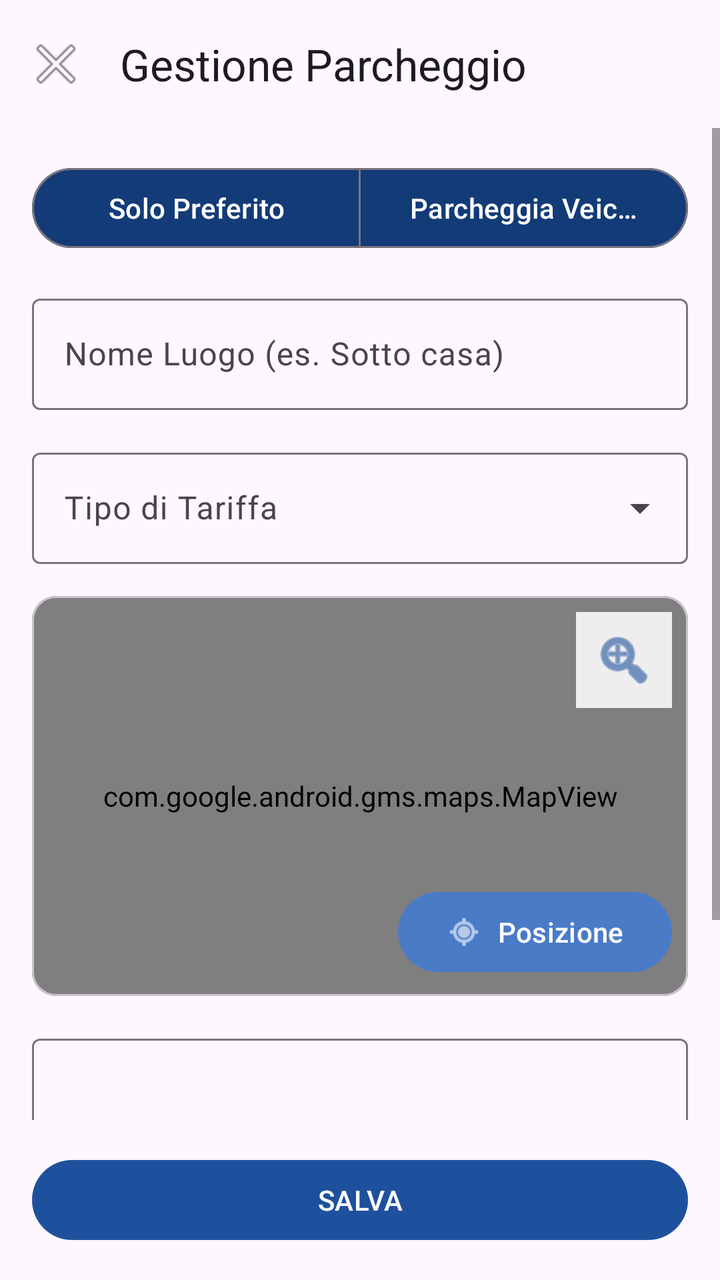
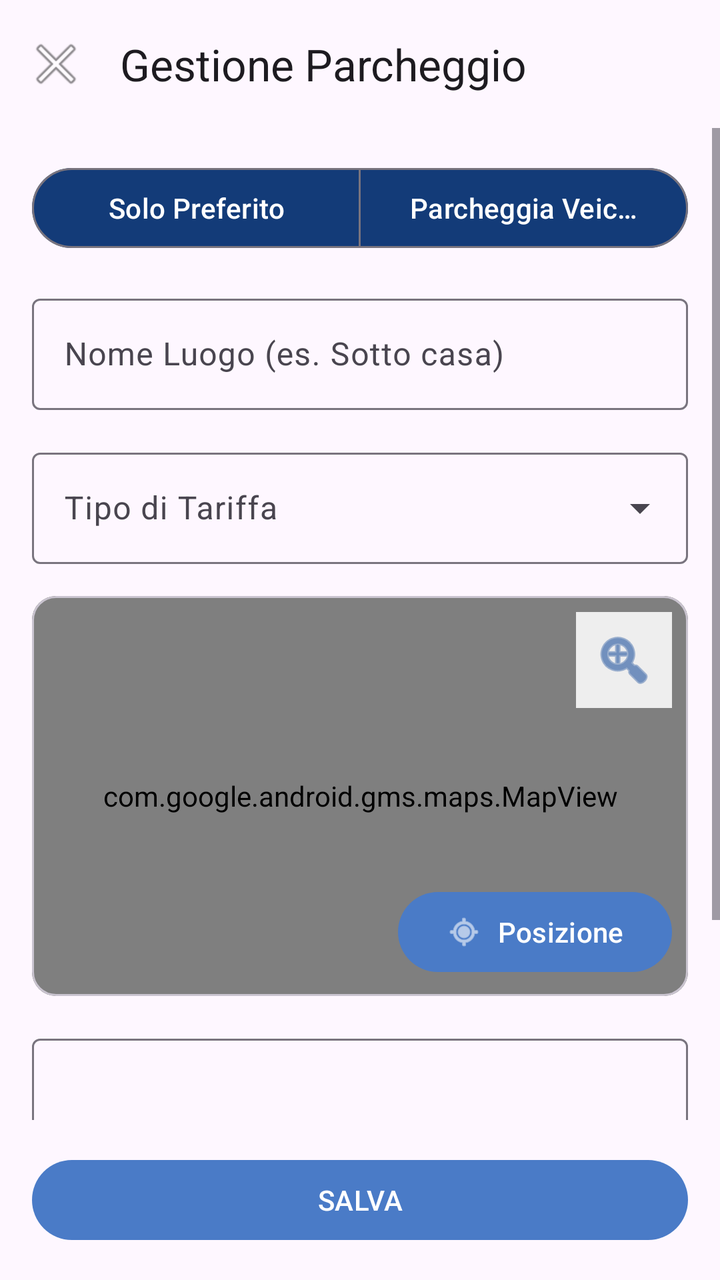

The first picture is an Android layout as it rendered before a commit; the second is the same layout after the commit. The layout source and the unified diff follow.
<!-- AndroidManifest.xml: application theme Theme.ParkingMate -->
<!-- res/layout/fragment_add_parking.xml -->
<?xml version="1.0" encoding="utf-8"?>
<LinearLayout xmlns:android="http://schemas.android.com/apk/res/android"
    xmlns:app="http://schemas.android.com/apk/res-auto"
    android:layout_width="match_parent"
    android:layout_height="match_parent"
    android:orientation="vertical"
    android:background="?android:colorBackground"
    android:fitsSystemWindows="true">

    <com.google.android.material.appbar.MaterialToolbar
        android:id="@+id/toolbarAddParking"
        android:layout_width="match_parent"
        android:layout_height="wrap_content"
        app:title="Gestione Parcheggio"
        app:navigationIcon="@android:drawable/ic_menu_close_clear_cancel" />

    <ScrollView
        android:id="@+id/scrollViewAddParking"
        android:layout_width="match_parent"
        android:layout_height="0dp"
        android:layout_weight="1">

        <LinearLayout
            android:layout_width="match_parent"
            android:layout_height="wrap_content"
            android:orientation="vertical"
            android:padding="16dp">

            
            <com.google.android.material.button.MaterialButtonToggleGroup
                android:id="@+id/toggleGroupAction"
                android:layout_width="match_parent"
                android:layout_height="wrap_content"
                app:singleSelection="true"
                app:selectionRequired="true"
                app:checkedButton="@+id/btnSaveFavoriteOnly">

                
                <Button
                    android:id="@+id/btnSaveFavoriteOnly"
                    style="?attr/materialButtonOutlinedStyle"
                    android:layout_width="0dp"
                    android:layout_height="wrap_content"
                    android:layout_weight="1"
                    android:textColor="@color/white"
                    app:backgroundTint="@color/parking_blue_dark"
                    android:text="Solo Preferito" />

                <Button
                    android:id="@+id/btnParkVehicle"
                    style="?attr/materialButtonOutlinedStyle"
                    android:layout_width="0dp"
                    android:layout_height="wrap_content"
                    android:layout_weight="1"
                    android:textColor="@color/white"
                    app:backgroundTint="@color/parking_blue_dark"
                    android:text="Parcheggia Veicolo" />
            </com.google.android.material.button.MaterialButtonToggleGroup>

            
            <TextView
                android:id="@+id/tvDisplayLocationName"
                android:layout_width="match_parent"
                android:layout_height="wrap_content"
                android:textSize="22sp"
                android:textStyle="bold"
                android:layout_marginTop="8dp"
                android:layout_marginBottom="8dp"
                android:visibility="gone" />

            <LinearLayout
                android:layout_width="match_parent"
                android:layout_height="wrap_content"
                android:orientation="horizontal"
                android:layout_marginTop="16dp"
                android:gravity="center_vertical">

                <com.google.android.material.textfield.TextInputLayout
                    android:id="@+id/tilLocationName"
                    android:layout_width="0dp"
                    android:layout_height="wrap_content"
                    android:layout_weight="1"
                    android:hint="Nome Luogo (es. Sotto casa)">
                    <com.google.android.material.textfield.TextInputEditText android:id="@+id/etLocationName" android:layout_width="match_parent" android:layout_height="wrap_content" />
                </com.google.android.material.textfield.TextInputLayout>

                <com.google.android.material.textfield.TextInputLayout
                    android:id="@+id/tilSelectExistingLocation"
                    style="@style/Widget.Material3.TextInputLayout.OutlinedBox.ExposedDropdownMenu"
                    android:layout_width="0dp"
                    android:layout_height="wrap_content"
                    android:layout_weight="1"
                    android:visibility="gone"
                    android:hint="Scegli Luogo Salvato">
                    <AutoCompleteTextView android:id="@+id/actvSelectLocation" android:layout_width="match_parent" android:layout_height="wrap_content" android:inputType="none" />
                </com.google.android.material.textfield.TextInputLayout>

                <CheckBox
                    android:id="@+id/cbSaveAsFavorite"
                    android:layout_width="wrap_content"
                    android:layout_height="wrap_content"
                    android:button="@drawable/sl_favorite_heart"
                    android:visibility="gone"
                    android:layout_marginStart="8dp" />
            </LinearLayout>

            
            <com.google.android.material.materialswitch.MaterialSwitch
                android:id="@+id/switchLocalGeofence"
                android:layout_width="match_parent"
                android:layout_height="wrap_content"
                android:text="Attiva Geofence (Notifiche Area)"
                android:layout_marginTop="8dp"
                app:thumbTint="@color/parking_blue_light"
                app:trackTint="@color/parking_gray"
                android:visibility="gone" />

            
            <TextView
                android:id="@+id/tvDisplayParkingType"
                android:layout_width="match_parent"
                android:layout_height="wrap_content"
                android:textSize="16sp"
                android:layout_marginTop="16dp"
                android:textColor="?attr/colorPrimary"
                android:visibility="gone" />

            <com.google.android.material.textfield.TextInputLayout
                android:id="@+id/tilParkingType"
                style="@style/Widget.Material3.TextInputLayout.OutlinedBox.ExposedDropdownMenu"
                android:layout_width="match_parent"
                android:layout_height="wrap_content"
                android:layout_marginTop="16dp"
                android:hint="Tipo di Tariffa">
                <AutoCompleteTextView android:id="@+id/actvParkingType" android:layout_width="match_parent" android:layout_height="wrap_content" android:inputType="none" />
            </com.google.android.material.textfield.TextInputLayout>

            <LinearLayout
                android:id="@+id/layoutHourlyCosts"
                android:layout_width="match_parent"
                android:layout_height="wrap_content"
                android:orientation="horizontal"
                android:visibility="gone"
                android:layout_marginTop="8dp">

                <com.google.android.material.textfield.TextInputLayout android:layout_width="0dp" android:layout_weight="1" android:layout_height="wrap_content" android:hint="Fisso Iniziale €">
                    <com.google.android.material.textfield.TextInputEditText android:id="@+id/etCostInitial" android:inputType="numberDecimal" android:layout_width="match_parent" android:layout_height="wrap_content"/>
                </com.google.android.material.textfield.TextInputLayout>

                <com.google.android.material.textfield.TextInputLayout android:layout_width="0dp" android:layout_weight="1" android:layout_height="wrap_content" android:layout_marginHorizontal="8dp" android:hint="Costo/Ora €">
                    <com.google.android.material.textfield.TextInputEditText android:id="@+id/etCostHourly" android:inputType="numberDecimal" android:layout_width="match_parent" android:layout_height="wrap_content"/>
                </com.google.android.material.textfield.TextInputLayout>

                <com.google.android.material.textfield.TextInputLayout android:layout_width="0dp" android:layout_weight="1" android:layout_height="wrap_content" android:hint="Max €">
                    <com.google.android.material.textfield.TextInputEditText android:id="@+id/etCostMax" android:inputType="numberDecimal" android:layout_width="match_parent" android:layout_height="wrap_content"/>
                </com.google.android.material.textfield.TextInputLayout>
            </LinearLayout>

            <LinearLayout
                android:id="@+id/layoutFixedCosts"
                android:layout_width="match_parent"
                android:layout_height="wrap_content"
                android:orientation="horizontal"
                android:visibility="gone"
                android:gravity="center_vertical"
                android:layout_marginTop="8dp">

                <com.google.android.material.textfield.TextInputLayout android:layout_width="0dp" android:layout_weight="1" android:layout_height="wrap_content" android:layout_marginEnd="8dp" android:hint="Costo Totale €">
                    <com.google.android.material.textfield.TextInputEditText android:id="@+id/etFixedCost" android:inputType="numberDecimal" android:layout_width="match_parent" android:layout_height="wrap_content"/>
                </com.google.android.material.textfield.TextInputLayout>

                <Button
                    android:id="@+id/btnFixedEndTime"
                    style="@style/Widget.Material3.Button.TonalButton"
                    android:layout_width="0dp"
                    android:layout_weight="1"
                    android:layout_height="wrap_content"
                    android:text="Scadenza"
                    app:icon="@android:drawable/ic_menu_recent_history" />
            </LinearLayout>

            
            <TextView
                android:id="@+id/tvDisplayVehicle"
                android:layout_width="match_parent"
                android:layout_height="wrap_content"
                android:textSize="18sp"
                android:textStyle="bold"
                android:layout_marginTop="16dp"
                android:visibility="gone" />

            <LinearLayout
                android:id="@+id/layoutVehicleSelection"
                android:layout_width="match_parent"
                android:layout_height="wrap_content"
                android:orientation="vertical"
                android:visibility="gone"
                android:layout_marginTop="16dp">

                <com.google.android.material.textfield.TextInputLayout
                    android:id="@+id/tilSelectVehicle"
                    style="@style/Widget.Material3.TextInputLayout.OutlinedBox.ExposedDropdownMenu"
                    android:layout_width="match_parent"
                    android:layout_height="wrap_content"
                    android:hint="Seleziona Veicolo">
                    <AutoCompleteTextView android:id="@+id/actvSelectVehicle" android:layout_width="match_parent" android:layout_height="wrap_content" android:inputType="none" />
                </com.google.android.material.textfield.TextInputLayout>
            </LinearLayout>

            
            <com.google.android.material.card.MaterialCardView
                android:id="@+id/cardMap"
                android:layout_width="match_parent"
                android:layout_height="200dp"
                android:layout_marginTop="16dp"
                app:cardBackgroundColor="#E0E0E0"
                app:cardCornerRadius="12dp">

                <FrameLayout
                    android:layout_width="match_parent"
                    android:layout_height="match_parent">

                    <com.google.android.gms.maps.MapView
                        android:id="@+id/mapViewMini"
                        android:layout_width="match_parent"
                        android:layout_height="match_parent" />

                    
                    <View
                        android:id="@+id/mapTransparentOverlay"
                        android:layout_width="match_parent"
                        android:layout_height="match_parent" />

                    
                    <LinearLayout
                        android:layout_width="match_parent"
                        android:layout_height="wrap_content"
                        android:orientation="horizontal"
                        android:layout_margin="8dp"
                        android:gravity="end|center_vertical">

                        <TextView
                            android:id="@+id/tvSearchMap"
                            android:layout_width="0dp"
                            android:layout_height="wrap_content"
                            android:layout_weight="1"
                            android:text=" Cerca via/città..."
                            android:padding="12dp"
                            android:background="#DDFFFFFF"
                            android:textColor="#333333"
                            android:visibility="gone"
                            app:drawableStartCompat="@android:drawable/ic_menu_search" />

                        <ImageButton
                            android:id="@+id/btnExpandMap"
                            android:layout_width="48dp"
                            android:layout_height="48dp"
                            android:layout_marginStart="8dp"
                            android:src="@android:drawable/ic_menu_zoom"
                            android:background="#DDFFFFFF"
                            app:tint="?attr/colorPrimary" />
                    </LinearLayout>

                    <Button
                        android:id="@+id/btnGetLocation"
                        style="@style/Widget.Material3.Button.TonalButton"
                        android:layout_width="wrap_content"
                        android:layout_height="wrap_content"
                        android:layout_gravity="bottom|end"
                        android:layout_margin="8dp"
                        android:text="Posizione"
                        app:icon="@android:drawable/ic_menu_mylocation" />
                </FrameLayout>
            </com.google.android.material.card.MaterialCardView>

            
            <com.google.android.material.textfield.TextInputLayout
                android:id="@+id/tilNotes"
                android:layout_width="match_parent"
                android:layout_height="wrap_content"
                android:layout_marginTop="16dp"
                android:hint="Note aggiuntive">
                <com.google.android.material.textfield.TextInputEditText android:id="@+id/etNotes" android:layout_width="match_parent" android:layout_height="wrap_content" android:lines="3" />
            </com.google.android.material.textfield.TextInputLayout>

            
            <LinearLayout
                android:id="@+id/layoutPhotoButtons"
                android:layout_width="match_parent"
                android:layout_height="wrap_content"
                android:orientation="horizontal"
                android:layout_marginTop="8dp">

                <Button
                    android:id="@+id/btnViewPhoto"
                    style="?attr/materialButtonOutlinedStyle"
                    android:layout_width="0dp"
                    android:layout_weight="1"
                    android:layout_height="wrap_content"
                    android:layout_marginEnd="4dp"
                    android:text="Mostra Foto"
                    android:visibility="gone"
                    app:icon="@android:drawable/ic_menu_gallery" />

                <Button
                    android:id="@+id/btnChangePhoto"
                    style="?attr/materialButtonOutlinedStyle"
                    android:layout_width="0dp"
                    android:layout_weight="1"
                    android:layout_height="wrap_content"
                    android:layout_marginStart="4dp"
                    android:text="Aggiungi Foto"
                    app:icon="@android:drawable/ic_menu_camera" />
            </LinearLayout>

            
            <com.google.android.material.imageview.ShapeableImageView
                android:id="@+id/ivPhotoPreview"
                android:layout_width="match_parent"
                android:layout_height="wrap_content"
                android:layout_marginTop="12dp"
                android:adjustViewBounds="true"
                android:maxHeight="400dp"
                android:scaleType="fitCenter"
                android:visibility="gone"
                android:background="#00000000"
                app:shapeAppearanceOverlay="@style/ShapeAppearance.Material3.Corner.Medium" />

        </LinearLayout>
    </ScrollView>

    <LinearLayout
        android:layout_width="match_parent"
        android:layout_height="wrap_content"
        android:orientation="horizontal"
        android:padding="16dp">

        <Button
            android:id="@+id/btnDeleteLocation"
            style="@style/Widget.Material3.Button"
            android:layout_width="0dp"
            android:layout_height="wrap_content"
            android:layout_weight="1"
            android:layout_marginEnd="8dp"
            android:text="ELIMINA"
            app:backgroundTint="#D32F2F"
            android:textColor="@android:color/white"
            android:visibility="gone" />

        <Button
            android:id="@+id/btnSaveEverything"
            android:layout_width="0dp"
            android:layout_height="wrap_content"
            android:layout_weight="1"
            android:text="SALVA" />
    </LinearLayout>

</LinearLayout>
<!-- resources referenced by this layout -->
<resources>
  <color name="parking_blue_dark">#133B78</color>
  <color name="parking_blue_light">#4A7BC7</color>
  <color name="parking_gray">#B0BEC5</color>
  <color name="white">#FFFFFF</color>
  <!-- drawable sl_favorite_heart (drawable) -->
  <?xml version="1.0" encoding="utf-8"?>
  <selector xmlns:android="http://schemas.android.com/apk/res/android">
      
      <item android:drawable="@android:drawable/btn_star_big_on" android:state_checked="true" />
      
      <item android:drawable="@android:drawable/btn_star_big_off" />
  </selector>
  <style name="Theme.ParkingMate" parent="Base.Theme.ParkingMate" />
  <style name="Base.Theme.ParkingMate" parent="Theme.Material3.DayNight.NoActionBar">
          
          <item name="colorPrimary">@color/parking_blue</item>
          <item name="colorOnPrimary">@color/white</item>
          <item name="colorPrimaryContainer">@color/parking_blue_light</item>
          <item name="colorOnPrimaryContainer">@color/white</item>
  
          
          <item name="colorSecondary">@color/parking_blue_light</item>
          <item name="colorOnSecondary">@color/white</item>
          <item name="colorSecondaryContainer">@color/parking_blue_light</item>
          <item name="colorOnSecondaryContainer">@color/white</item>
  
          
          <item name="colorTertiary">@color/parking_blue</item>
          <item name="colorOnTertiary">@color/white</item>
          <item name="colorTertiaryContainer">@color/parking_blue_light</item>
          <item name="colorOnTertiaryContainer">@color/white</item>
  
          
          <item name="android:colorControlActivated">@color/parking_blue</item>
          <item name="android:colorAccent">@color/parking_blue_light</item>
  
          <item name="android:statusBarColor">@color/parking_blue_dark</item>
      </style>
  <color name="parking_blue">#1E519D</color>
</resources>

<!-- the commit's change to res/layout/fragment_add_parking.xml (unified diff, before → after) -->
@@ -112,7 +112,7 @@
                 android:text="Attiva Geofence (Notifiche Area)"
                 android:layout_marginTop="8dp"
                 app:thumbTint="@color/parking_blue_light"
-                app:trackTint="@color/parking_gray"
+                app:trackTint="@color/parking_gray_light"
                 android:visibility="gone" />
 
             
@@ -300,6 +300,9 @@
                     android:layout_marginEnd="4dp"
                     android:text="Mostra Foto"
                     android:visibility="gone"
+                    android:textColor="@color/parking_blue_light"
+                    app:strokeColor="@color/parking_blue_light"
+                    app:iconTint="@color/parking_blue_light"
                     app:icon="@android:drawable/ic_menu_gallery" />
 
                 <Button
@@ -310,6 +313,9 @@
                     android:layout_height="wrap_content"
                     android:layout_marginStart="4dp"
                     android:text="Aggiungi Foto"
+                    android:textColor="@color/parking_blue_light"
+                    app:strokeColor="@color/parking_blue_light"
+                    app:iconTint="@color/parking_blue_light"
                     app:icon="@android:drawable/ic_menu_camera" />
             </LinearLayout>
 
@@ -352,6 +358,8 @@
             android:layout_width="0dp"
             android:layout_height="wrap_content"
             android:layout_weight="1"
+            app:backgroundTint="@color/parking_blue_light"
+            android:textColor="@color/white"
             android:text="SALVA" />
     </LinearLayout>
 
<!-- resource entries referenced after the edit -->
@@ -2,7 +2,7 @@
 <resources>
   <color name="parking_blue_dark">#133B78</color>
   <color name="parking_blue_light">#4A7BC7</color>
-  <color name="parking_gray">#B0BEC5</color>
+  <color name="parking_gray_light">#9E9E9E</color>
   <color name="white">#FFFFFF</color>
   <!-- drawable sl_favorite_heart (drawable) -->
   <?xml version="1.0" encoding="utf-8"?>
